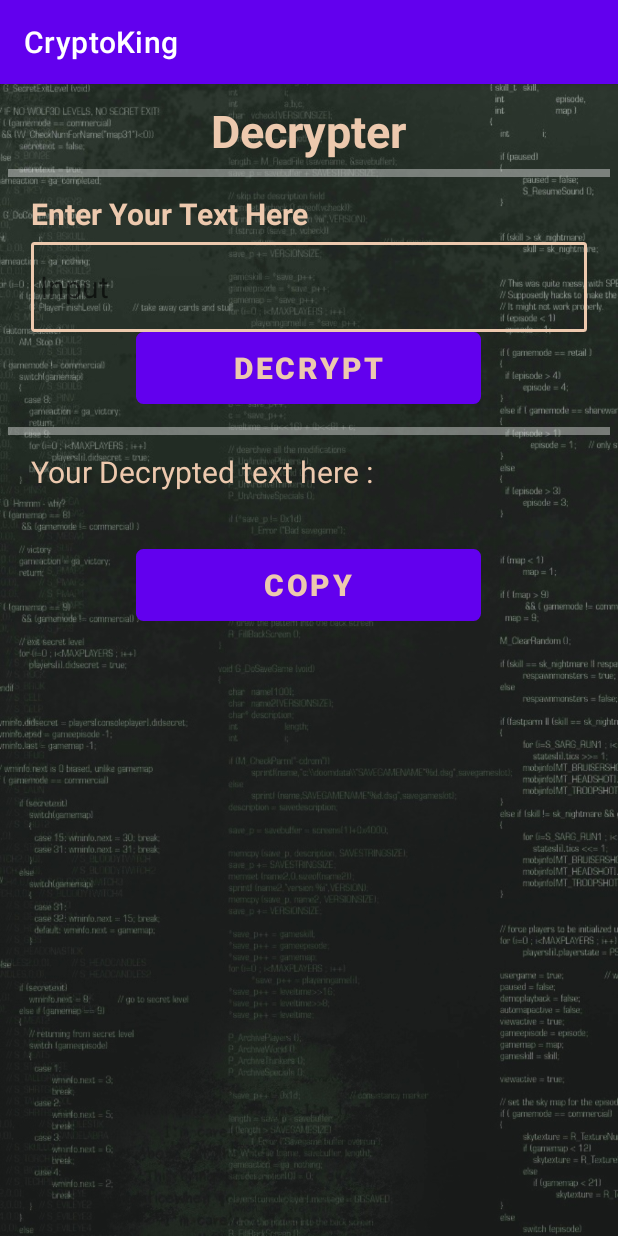
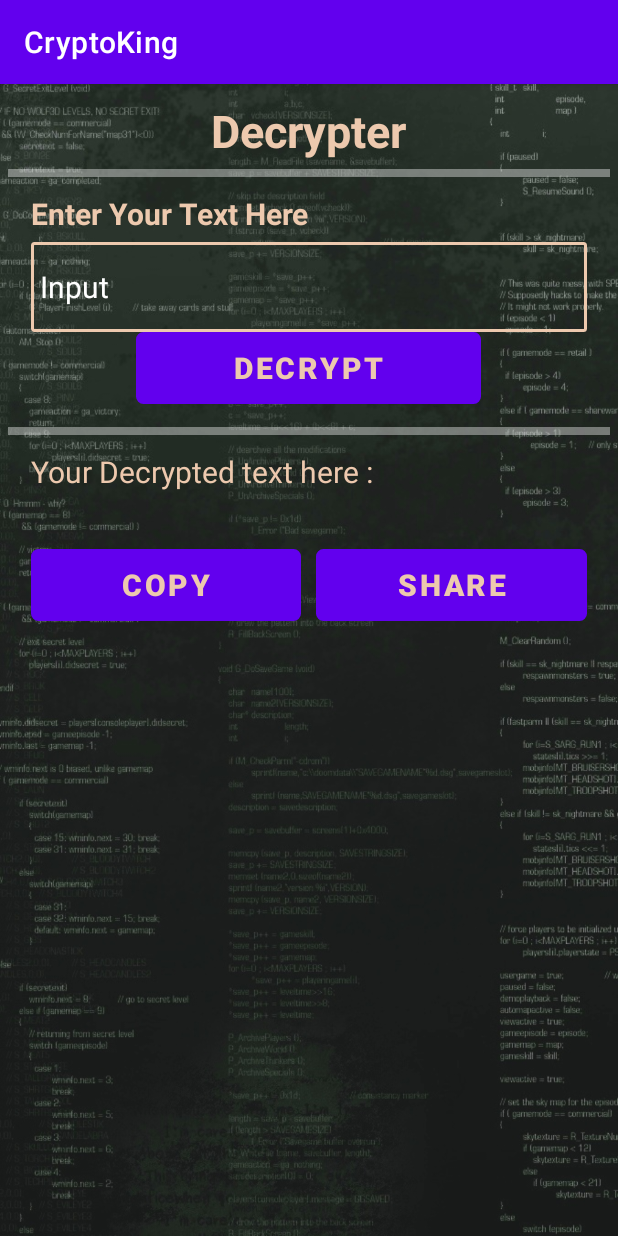
Before and after one commit to gautamdevloper/CryptoKing, an Android app: the screen it shows after launch (Decoder), after a tap on "DECRYPTION", on a phone screen of 412 x 824 dp. Run offline under Robolectric (Android 15) with nearby library versions, the phone set to English and light mode, and no system bars; 1 other tap on this screen came first.

Commit message:
Completed All Xml Activivity as well as Java Code

```diff
--- a/app/src/main/java/com/example/cryptoking/MainActivity.java
+++ b/app/src/main/java/com/example/cryptoking/MainActivity.java
@@ -14,7 +14,7 @@ import android.widget.ViewFlipper;
 public class MainActivity extends AppCompatActivity {
 
 
-    Button enc,dec,abt;
+    Button enc,dec,abt,share;
     ViewFlipper vf;
     public void flipper(int images)
     {
--- a/app/src/main/res/layout/activity_decoder.xml
+++ b/app/src/main/res/layout/activity_decoder.xml
@@ -66,6 +66,7 @@
                 android:layout_gravity="left"
                 android:textSize="20sp"
                 android:hint="Input"
+                android:textColorHint="@color/white"
                 android:paddingLeft="6dp"
                 android:background="@drawable/textoutline"
                 style="@style/Widget.MaterialComponents.TextInputLayout.OutlinedBox"
@@ -124,22 +125,37 @@
         <LinearLayout
             android:layout_width="match_parent"
             android:layout_height="wrap_content"
-            android:orientation="vertical"
+            android:orientation="horizontal"
             android:layout_marginTop="5dp"
             android:layout_marginLeft="15dp"
             android:layout_marginRight="15dp">
 
             <Button
                 android:id="@+id/btncp1"
-                android:layout_width="230dp"
+                android:layout_width="100dp"
                 android:layout_height="wrap_content"
-                android:layout_gravity="center"
+                android:layout_gravity="left"
                 android:textStyle="bold"
                 android:background="@drawable/buttonoutline"
                 android:text="Copy"
                 android:textSize="20sp"
+                android:layout_weight="1"
                 android:textColor="#EDC9AE"
+                android:layout_marginRight="10dp"
                 android:onClick="cp1"/>
+
+            <Button
+                android:id="@+id/btncp3"
+                android:layout_width="100dp"
+                android:layout_height="wrap_content"
+                android:layout_gravity="left"
+                android:textStyle="bold"
+                android:background="@drawable/buttonoutline"
+                android:layout_weight="1"
+                android:text="SHARE"
+                android:textSize="20sp"
+                android:textColor="#EDC9AE"
+                android:onClick="share"/>
 
         </LinearLayout>
     </LinearLayout>
```
Also changed, not shown: app/src/main/java/com/example/cryptoking/Decoder.java (+15 -0 lines), app/src/main/java/com/example/cryptoking/Encoder.java (+14 -0 lines), app/src/main/res/layout/activity_encoder.xml (+18 -2 lines).
